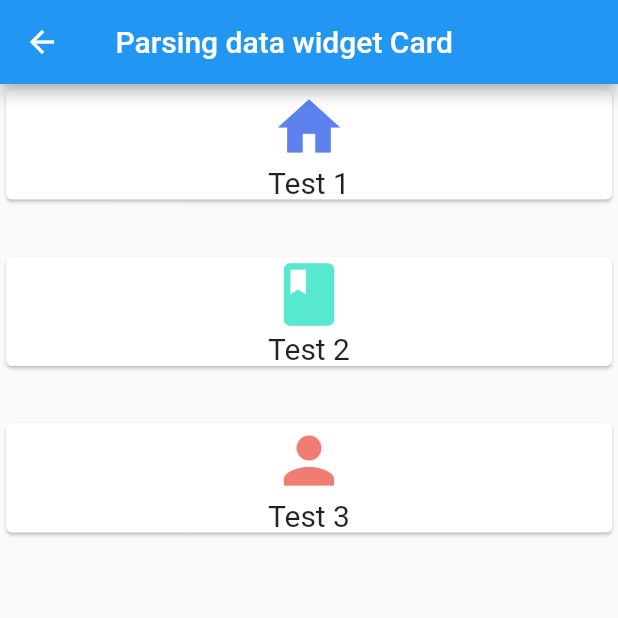
After one commit to AsrofunNiam/learn_flutter_widget, a Flutter app: the RouteCard screen opened directly, after a tap on "CARD 1", on a phone screen of 412 x 824 dp, the top half of it. The commit adds this screen. Run offline on Flutter 3.47's test engine with Material 2 defaults, Android fonts, the phone set to English and light mode, and no system bars.

Commit message:
widget Card

```diff
--- /dev/null
+++ b/lib/modal/modal_Card/modalParsingCard.dart
@@ -0,0 +1,32 @@
+
+import 'package:flutter/material.dart';
+
+class ModalParsingCard extends StatelessWidget {
+  final IconData iconCard;
+  final String textCard;
+  final Color colorCard;
+
+   const ModalParsingCard({required this.iconCard, required this.textCard, required this.colorCard}) : super();
+
+  @override
+  Widget build(BuildContext context) {
+    return Container(
+      child: Card(
+        child: Column(
+          // ignore: prefer_const_literals_to_create_immutables
+          children: <Widget>[
+             Icon(
+              iconCard,
+              size: 50.0,
+              color: colorCard,
+            ),
+             Text(
+              textCard,
+              style: const TextStyle(fontSize: 20),
+            )
+          ],
+        ),
+      ),
+    );
+  }
+}
--- /dev/null
+++ b/lib/route/routeCard.dart
@@ -0,0 +1,52 @@
+// ignore: file_names
+import 'package:flutter/material.dart';
+import 'package:learn_flutter_widget/widget/widget_Card/widgetParsingCard.dart';
+
+class RouteCard extends StatelessWidget {
+  const RouteCard({Key? key}) : super(key: key);
+
+  get mainAxisAlignment => null;
+
+  @override
+  Widget build(BuildContext context) {
+    return Scaffold(
+      body: Column(
+        mainAxisAlignment: MainAxisAlignment.center,
+        children: [
+          Row(mainAxisAlignment: MainAxisAlignment.center, children: [
+            Padding(
+              padding: const EdgeInsets.all(8.0),
+              child: GestureDetector(
+                onTap: () {
+                  Navigator.push(
+                    context,
+                    MaterialPageRoute(builder: (context) => WidgetParsingCard()),
+                  );
+                },
+                child: Container(
+                  height: 100,
+                  width: 100,
+                  // ignore: prefer_const_constructors
+                  decoration:
+                     const BoxDecoration(shape: BoxShape.circle, color: Colors.blue),
+                  child: const Center(
+                      child: Text("CARD 1", style: TextStyle(fontSize: 20))),
+                ),
+              ),
+            ),
+            Padding(
+              padding: const EdgeInsets.all(8.0),
+              child: Container(
+                height: 100,
+                width: 100,
+                // ignore: prefer_const_constructors
+                decoration:
+                    BoxDecoration(shape: BoxShape.circle, color: Colors.blue),
+              ),
+            ),
+          ]),
+        ],
+      ),
+    );
+  }
+}
--- /dev/null
+++ b/lib/widget/widget_Card/widgetParsingCard.dart
@@ -0,0 +1,28 @@
+import 'package:flutter/material.dart';
+import 'package:learn_flutter_widget/modal/modal_Card/modalParsingCard.dart';
+
+class WidgetParsingCard extends StatelessWidget {
+  const WidgetParsingCard({Key? key}) : super(key: key);
+
+  @override
+  Widget build(BuildContext context) {
+    // var home;
+    return Scaffold(
+      appBar: AppBar(
+        title: const Text(" Parsing data widget Card"),
+      ),
+      body:  Container(
+        child: Column(
+                crossAxisAlignment: CrossAxisAlignment.stretch,
+          children: [
+            ModalParsingCard(iconCard: Icons.home, textCard: 'Test 1', colorCard: Color.fromARGB(255, 91, 130, 238)),
+            SizedBox(height: 30,),
+            ModalParsingCard(iconCard: Icons.book, textCard: 'Test 2', colorCard: Color.fromARGB(255, 88, 231, 207)),
+            SizedBox(height: 30,),
+            ModalParsingCard(iconCard: Icons.person, textCard: 'Test 3', colorCard: Color.fromARGB(255, 240, 124, 116)),
+          ],
+        ),
+      ),
+    );
+  }
+}
```
Also changed, not shown: lib/homePage.dart (+23 -7 lines), lib/modal/modal_HomePage/modalHomePage.dart (added, +12 -0 lines), lib/widget/view_HomePage/viewHomePage.dart (added, +17 -0 lines).
